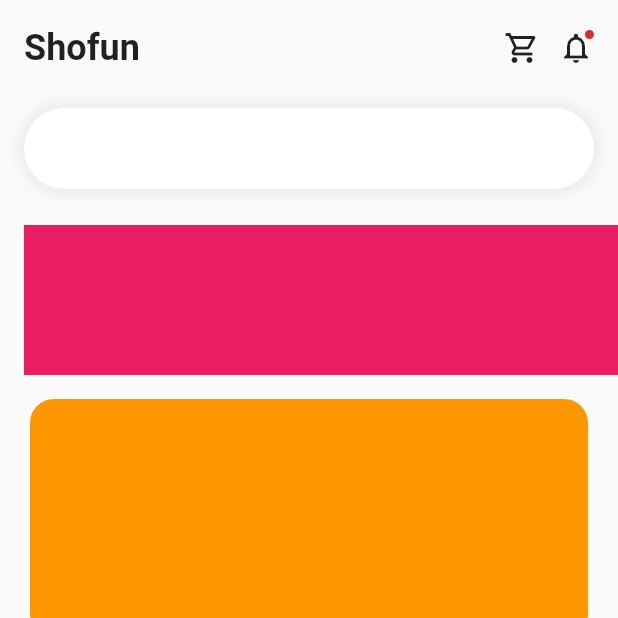
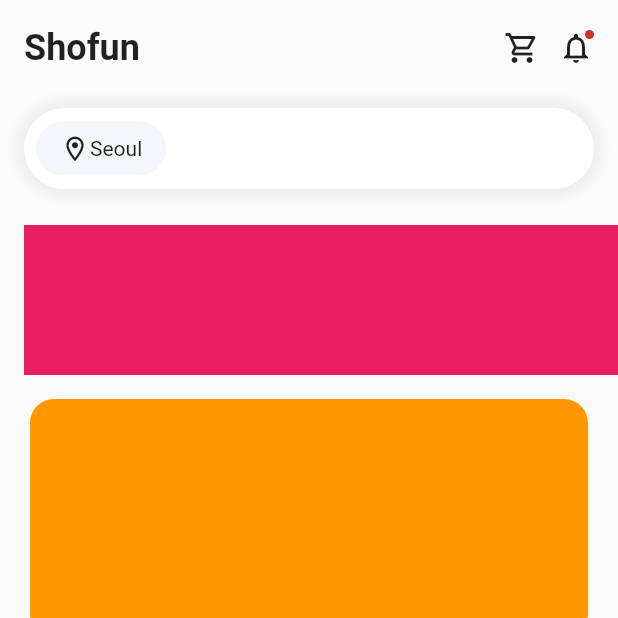
Before and after one commit to JAICHANGPARK/flutter_notebook_chapter_24, a Flutter app: the EcommerceMainPage screen opened directly, on a phone screen of 412 x 824 dp, the top half of it. Run offline on Flutter 3.47's test engine with Material 2 defaults, Android fonts, the phone set to English and light mode, and no system bars; our stand-ins replace flutter_riverpod, freezed_annotation, ionicons, percent_indicator; missing offline and left inert: crypto_font_icons; network calls fail.

Commit message:
Update ecommerce_home_widget.dart

```diff
--- a/lib/ep1383_ecommerce_app/view/ecommerce_home_widget.dart
+++ b/lib/ep1383_ecommerce_app/view/ecommerce_home_widget.dart
@@ -49,6 +49,27 @@ class _EcommerceHomeWidgetState extends State<EcommerceHomeWidget> {
                 color: Colors.black.withOpacity(0.05),
                 blurRadius: 6,
                 spreadRadius: 5,
+              )
+            ],
+          ),
+          padding: EdgeInsets.all(8),
+          child: Row(
+            children: [
+              Container(
+                decoration: BoxDecoration(
+                  borderRadius: BorderRadius.circular(24),
+                  color: Color(0xfff5f6f9),
+                ),
+                padding: EdgeInsets.symmetric(horizontal: 16, vertical: 8),
+                child: Row(
+                  children: [
+                    Icon(
+                      Icons.location_on_outlined,
+                      size: 20,
+                    ),
+                    Text("Seoul"),
+                  ],
+                ),
               )
             ],
           ),
```
